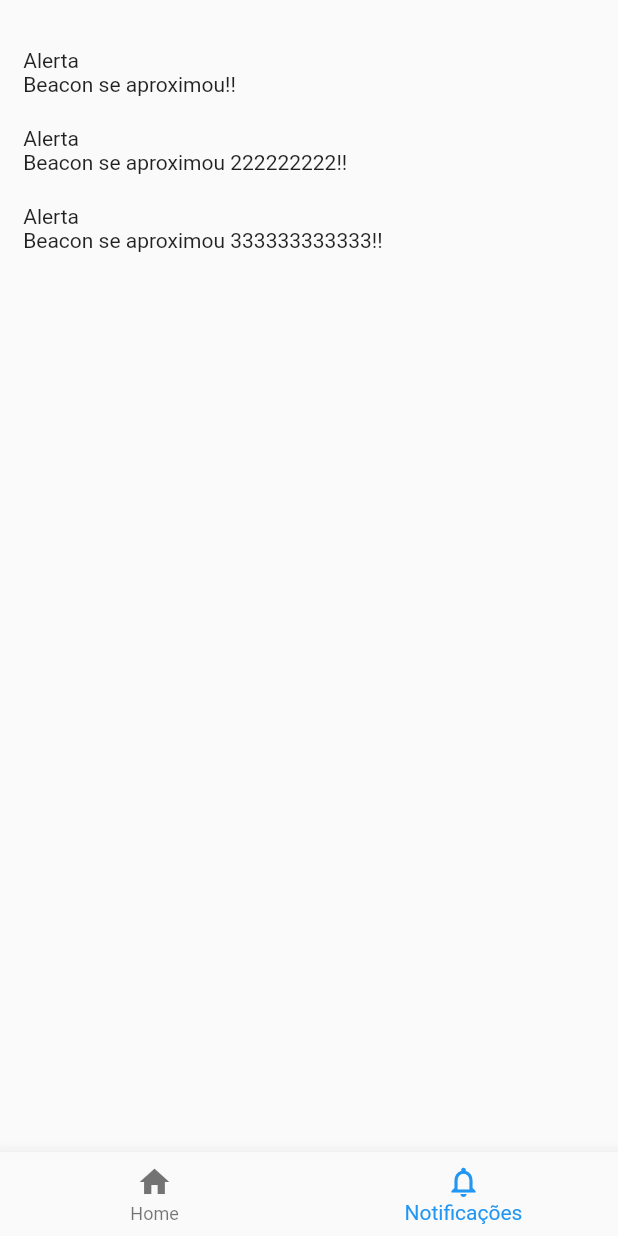
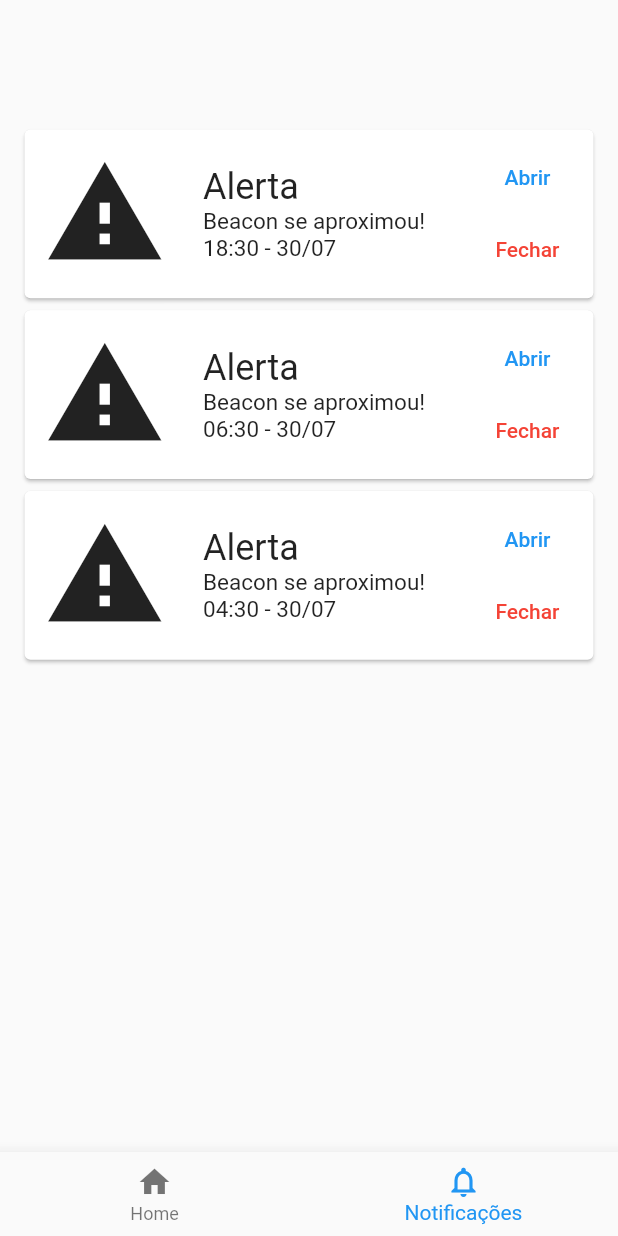
Before and after one commit to Marcoslima016/treinamento_flutter, a Flutter app: the screen it shows after launch, item 2 of the bottom bar chosen, on a phone screen of 412 x 824 dp. Run offline on Flutter 3.47's test engine with Material 2 defaults, Android fonts, the phone set to English and light mode, and no system bars; our stand-ins replace email_validator, flutter_mobx, mobx; missing offline and left inert: flutter_beacon; generated files the repository leaves out were written again.

Commit message:
Atualizacao da pagina de notificacoes

```diff
--- a/lib/pages/start/tabs/notify/logica/notify.logic.dart
+++ b/lib/pages/start/tabs/notify/logica/notify.logic.dart
@@ -5,24 +5,27 @@ class NotifyLogic {
     ///
     listaNot.add(
       NotifyItem(
-        titulo: " Alerta",
-        texto: " Beacon se aproximou!!",
+        titulo: "Alerta",
+        texto: "Beacon se aproximou!",
+        dthr: "18:30 - 30/07"
       ),
     );
 
     ///
     listaNot.add(
       NotifyItem(
-        titulo: " Alerta",
-        texto: " Beacon se aproximou 222222222!!",
+        titulo: "Alerta",
+        texto: "Beacon se aproximou!",
+        dthr: "06:30 - 30/07"
       ),
     );
 
     ///
     listaNot.add(
       NotifyItem(
-        titulo: " Alerta",
-        texto: " Beacon se aproximou 333333333333!!",
+        titulo: "Alerta",
+        texto: "Beacon se aproximou!",
+        dthr: "04:30 - 30/07"
       ),
     );
 
--- a/lib/pages/start/tabs/notify/notify.view.dart
+++ b/lib/pages/start/tabs/notify/notify.view.dart
@@ -9,24 +9,77 @@ class NotifyView extends StatelessWidget {
   ///
   @override
   Widget build(BuildContext context) {
+    double w = MediaQuery.of(context).size.width / 100;
+    double h = MediaQuery.of(context).size.height / 100;
     return Container(
+      height: h * 100,
       child: ListView.builder(
-        padding: EdgeInsets.all(12.0),
+        padding: EdgeInsets.only(top: h * 10, right: w * 3, left: w * 3),
         itemCount: notifyLogic.listaNot.length,
         //reverse: true,
         itemBuilder: (BuildContext context, int index) {
           NotifyItem item = notifyLogic.listaNot[index];
-
-          return Column(
-            mainAxisAlignment: MainAxisAlignment.start,
-            crossAxisAlignment: CrossAxisAlignment.start,
-            children: [
-              SizedBox(
-                height: 20,
+          return Card(
+            color: Colors.white,
+            child: Padding(
+              padding: EdgeInsets.only(
+                top: h,
+                bottom: h,
+                left: w * 3,
               ),
-              Text(item.titulo),
-              Text(item.texto),
-            ],
+              child: Row(
+                mainAxisAlignment: MainAxisAlignment.spaceBetween,
+                children: <Widget>[
+                  Icon(
+                    Icons.warning,
+                    size: h * 10,
+                  ),
+                  Column(
+                    crossAxisAlignment: CrossAxisAlignment.start,
+                    children: <Widget>[
+                      Text(
+                        item.titulo,
+                        style: TextStyle(
+                          fontSize: 24,
+                        ),
+                      ),
+                      Text(
+                        item.texto,
+                        style: TextStyle(
+                          fontSize: 15,
+                        ),
+                      ),
+                      Text(
+                        item.dthr,
+                        style: TextStyle(
+                          fontSize: 15,
+                        ),
+                      ),
+                    ],
+                  ),
+                  Column(
+                    children: <Widget>[
+                      FlatButton(
+                        child: Text(
+                          "Abrir",
+                          style: TextStyle(
+                            color: Colors.blue,
+                          ),
+                        ),
+                        onPressed: () {},
+                      ),
+                      FlatButton(
+                        child: Text("Fechar",
+                            style: TextStyle(
+                              color: Colors.red,
+                            )),
+                        onPressed: () {},
+                      ),
+                    ],
+                  ),
+                ],
+              ),
+            ),
           );
         },
       ),
```
